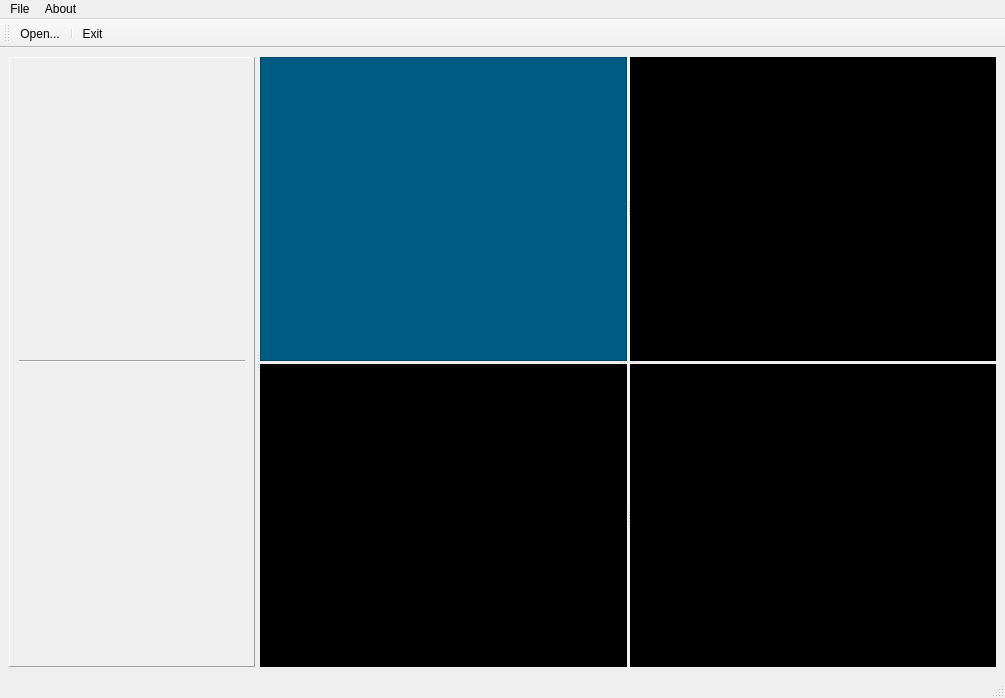
Qt form MainWindow.ui (DaneshJoy/bronchoscopy) before a commit.
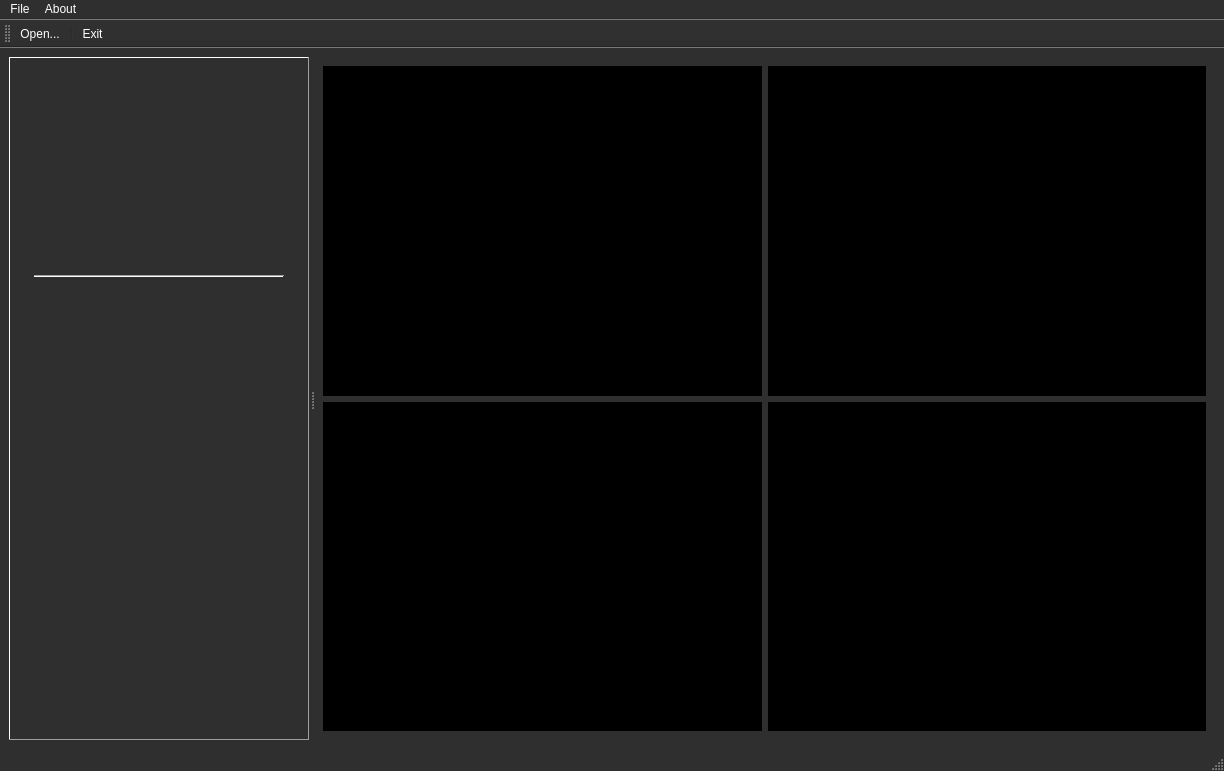
The same form after that commit. Icons and pictures are not drawn.

```diff
--- a/MainWindow.ui
+++ b/MainWindow.ui
@@ -9,8 +9,8 @@
    <rect>
     <x>0</x>
     <y>0</y>
-    <width>1005</width>
-    <height>698</height>
+    <width>1224</width>
+    <height>771</height>
    </rect>
   </property>
   <property name="sizePolicy">
@@ -25,6 +25,151 @@
     <height>0</height>
    </size>
   </property>
+  <property name="palette">
+   <palette>
+    <active>
+     <colorrole role="WindowText">
+      <brush brushstyle="SolidPattern">
+       <color alpha="255">
+        <red>255</red>
+        <green>255</green>
+        <blue>255</blue>
+       </color>
+      </brush>
+     </colorrole>
+     <colorrole role="Text">
+      <brush brushstyle="SolidPattern">
+       <color alpha="255">
+        <red>255</red>
+        <green>255</green>
+        <blue>255</blue>
+       </color>
+      </brush>
+     </colorrole>
+     <colorrole role="ButtonText">
+      <brush brushstyle="SolidPattern">
+       <color alpha="255">
+        <red>255</red>
+        <green>255</green>
+        <blue>255</blue>
+       </color>
+      </brush>
+     </colorrole>
+     <colorrole role="Base">
+      <brush brushstyle="SolidPattern">
+       <color alpha="255">
+        <red>255</red>
+        <green>255</green>
+        <blue>255</blue>
+       </color>
+      </brush>
+     </colorrole>
+     <colorrole role="Window">
+      <brush brushstyle="SolidPattern">
+       <color alpha="255">
+        <red>47</red>
+        <green>47</green>
+        <blue>47</blue>
+       </color>
+      </brush>
+     </colorrole>
+    </active>
+    <inactive>
+     <colorrole role="WindowText">
+      <brush brushstyle="SolidPattern">
+       <color alpha="255">
+        <red>255</red>
+        <green>255</green>
+        <blue>255</blue>
+       </color>
+      </brush>
+     </colorrole>
+     <colorrole role="Text">
+      <brush brushstyle="SolidPattern">
+       <color alpha="255">
+        <red>255</red>
+        <green>255</green>
+        <blue>255</blue>
+       </color>
+      </brush>
+     </colorrole>
+     <colorrole role="ButtonText">
+      <brush brushstyle="SolidPattern">
+       <color alpha="255">
+        <red>255</red>
+        <green>255</green>
+        <blue>255</blue>
+       </color>
+      </brush>
+     </colorrole>
+     <colorrole role="Base">
+      <brush brushstyle="SolidPattern">
+       <color alpha="255">
+        <red>255</red>
+        <green>255</green>
+        <blue>255</blue>
+       </color>
+      </brush>
+     </colorrole>
+     <colorrole role="Window">
+      <brush brushstyle="SolidPattern">
+       <color alpha="255">
+        <red>47</red>
+        <green>47</green>
+        <blue>47</blue>
+       </color>
+      </brush>
+     </colorrole>
+    </inactive>
+    <disabled>
+     <colorrole role="WindowText">
+      <brush brushstyle="SolidPattern">
+       <color alpha="255">
+        <red>120</red>
+        <green>120</green>
+        <blue>120</blue>
+       </color>
+      </brush>
+     </colorrole>
+     <colorrole role="Text">
+      <brush brushstyle="SolidPattern">
+       <color alpha="255">
+        <red>120</red>
+        <green>120</green>
+        <blue>120</blue>
+       </color>
+      </brush>
+     </colorrole>
+     <colorrole role="ButtonText">
+      <brush brushstyle="SolidPattern">
+       <color alpha="255">
+        <red>120</red>
+        <green>120</green>
+        <blue>120</blue>
+       </color>
+      </brush>
+     </colorrole>
+     <colorrole role="Base">
+      <brush brushstyle="SolidPattern">
+       <color alpha="255">
+        <red>47</red>
+        <green>47</green>
+        <blue>47</blue>
+       </color>
+      </brush>
+     </colorrole>
+     <colorrole role="Window">
+      <brush brushstyle="SolidPattern">
+       <color alpha="255">
+        <red>47</red>
+        <green>47</green>
+        <blue>47</blue>
+       </color>
+      </brush>
+     </colorrole>
+    </disabled>
+   </palette>
+  </property>
   <property name="windowTitle">
    <string>MainWindow</string>
   </property>
@@ -62,16 +207,19 @@
       <widget class="QFrame" name="frame">
        <property name="sizePolicy">
         <sizepolicy hsizetype="Preferred" vsizetype="Preferred">
-         <horstretch>1</horstretch>
+         <horstretch>0</horstretch>
          <verstretch>0</verstretch>
         </sizepolicy>
        </property>
        <property name="maximumSize">
         <size>
-         <width>16777215</width>
+         <width>300</width>
          <height>16777215</height>
         </size>
        </property>
+       <property name="autoFillBackground">
+        <bool>true</bool>
+       </property>
        <property name="frameShape">
         <enum>QFrame::Panel</enum>
        </property>
@@ -81,20 +229,54 @@
        <property name="lineWidth">
         <number>1</number>
        </property>
-       <layout class="QVBoxLayout" name="verticalLayout">
-        <item>
+       <layout class="QGridLayout" name="gridLayout_2">
+        <item row="0" column="0">
          <widget class="Line" name="line">
           <property name="orientation">
            <enum>Qt::Horizontal</enum>
           </property>
          </widget>
         </item>
+        <item row="1" column="0">
+         <widget class="QLabel" name="label">
+          <property name="enabled">
+           <bool>true</bool>
+          </property>
+          <property name="sizePolicy">
+           <sizepolicy hsizetype="Fixed" vsizetype="Fixed">
+            <horstretch>0</horstretch>
+            <verstretch>0</verstretch>
+           </sizepolicy>
+          </property>
+          <property name="maximumSize">
+           <size>
+            <width>250</width>
+            <height>30</height>
+           </size>
+          </property>
+          <property name="frameShape">
+           <enum>QFrame::NoFrame</enum>
+          </property>
+          <property name="text">
+           <string/>
+          </property>
+          <property name="pixmap">
+           <pixmap resource="resources.qrc">:/logo/logo/logo_transparent.png</pixmap>
+          </property>
+          <property name="scaledContents">
+           <bool>true</bool>
+          </property>
+          <property name="alignment">
+           <set>Qt::AlignLeading|Qt::AlignLeft|Qt::AlignVCenter</set>
+          </property>
+         </widget>
+        </item>
        </layout>
       </widget>
       <widget class="QFrame" name="frame_2">
        <property name="sizePolicy">
-        <sizepolicy hsizetype="Preferred" vsizetype="Preferred">
-         <horstretch>20</horstretch>
+        <sizepolicy hsizetype="Expanding" vsizetype="Expanding">
+         <horstretch>0</horstretch>
          <verstretch>0</verstretch>
         </sizepolicy>
        </property>
@@ -104,40 +286,32 @@
          <height>0</height>
         </size>
        </property>
-       <layout class="QGridLayout" name="gridLayout">
-        <property name="leftMargin">
-         <number>0</number>
+       <layout class="QGridLayout" name="gridLayout" rowstretch="0,0">
+        <property name="sizeConstraint">
+         <enum>QLayout::SetMaximumSize</enum>
         </property>
-        <property name="topMargin">
-         <number>0</number>
-        </property>
-        <property name="rightMargin">
-         <number>0</number>
-        </property>
-        <property name="bottomMargin">
-         <number>0</number>
+        <property name="horizontalSpacing">
+         <number>6</number>
         </property>
         <item row="0" column="0">
-         <widget class="QSplitter" name="splitter_4">
-          <property name="orientation">
-           <enum>Qt::Vertical</enum>
-          </property>
-          <property name="handleWidth">
-           <number>3</number>
-          </property>
-          <widget class="QSplitter" name="splitter_2">
-           <property name="orientation">
-            <enum>Qt::Horizontal</enum>
-           </property>
-           <property name="handleWidth">
-            <number>3</number>
-           </property>
            <widget class="QFrame" name="vtk_panel_3D">
+          <property name="sizePolicy">
+           <sizepolicy hsizetype="Preferred" vsizetype="Preferred">
+            <horstretch>0</horstretch>
+            <verstretch>0</verstretch>
+           </sizepolicy>
+          </property>
+          <property name="minimumSize">
+           <size>
+            <width>0</width>
+            <height>0</height>
+           </size>
+          </property>
             <property name="autoFillBackground">
              <bool>false</bool>
             </property>
             <property name="styleSheet">
-             <string notr="true">background-color:rgb(0, 90, 130);</string>
+           <string notr="true">background-color: rgb(0, 0, 0);</string>
             </property>
             <property name="frameShape">
              <enum>QFrame::StyledPanel</enum>
@@ -146,7 +320,21 @@
              <enum>QFrame::Sunken</enum>
             </property>
            </widget>
+        </item>
+        <item row="0" column="1">
            <widget class="QFrame" name="vtk_panel_axial">
+          <property name="sizePolicy">
+           <sizepolicy hsizetype="Preferred" vsizetype="Preferred">
+            <horstretch>0</horstretch>
+            <verstretch>0</verstretch>
+           </sizepolicy>
+          </property>
+          <property name="minimumSize">
+           <size>
+            <width>0</width>
+            <height>0</height>
+           </size>
+          </property>
             <property name="styleSheet">
              <string notr="true">background-color: rgb(0, 0, 0);</string>
             </property>
@@ -157,15 +345,21 @@
              <enum>QFrame::Sunken</enum>
             </property>
            </widget>
-          </widget>
-          <widget class="QSplitter" name="splitter_3">
-           <property name="orientation">
-            <enum>Qt::Horizontal</enum>
-           </property>
-           <property name="handleWidth">
-            <number>3</number>
-           </property>
+        </item>
+        <item row="1" column="0">
            <widget class="QFrame" name="vtk_panel_coronal">
+          <property name="sizePolicy">
+           <sizepolicy hsizetype="Preferred" vsizetype="Preferred">
+            <horstretch>0</horstretch>
+            <verstretch>0</verstretch>
+           </sizepolicy>
+          </property>
+          <property name="minimumSize">
+           <size>
+            <width>0</width>
+            <height>0</height>
+           </size>
+          </property>
             <property name="styleSheet">
              <string notr="true">background-color: rgb(0, 0, 0);</string>
             </property>
@@ -176,7 +370,21 @@
              <enum>QFrame::Sunken</enum>
             </property>
            </widget>
+        </item>
+        <item row="1" column="1">
            <widget class="QFrame" name="vtk_panel_sagittal">
+          <property name="sizePolicy">
+           <sizepolicy hsizetype="Preferred" vsizetype="Preferred">
+            <horstretch>0</horstretch>
+            <verstretch>0</verstretch>
+           </sizepolicy>
+          </property>
+          <property name="minimumSize">
+           <size>
+            <width>0</width>
+            <height>0</height>
+           </size>
+          </property>
             <property name="styleSheet">
              <string notr="true">background-color: rgb(0, 0, 0);</string>
             </property>
@@ -186,8 +394,6 @@
             <property name="frameShadow">
              <enum>QFrame::Sunken</enum>
             </property>
-           </widget>
-          </widget>
          </widget>
         </item>
        </layout>
@@ -201,7 +407,7 @@
     <rect>
      <x>0</x>
      <y>0</y>
-     <width>1005</width>
+     <width>1224</width>
      <height>21</height>
     </rect>
    </property>
```
Left out of the diff: 4 changed lines with no effect on the pictures. Lines whose indentation alone changed are shown as unchanged.
